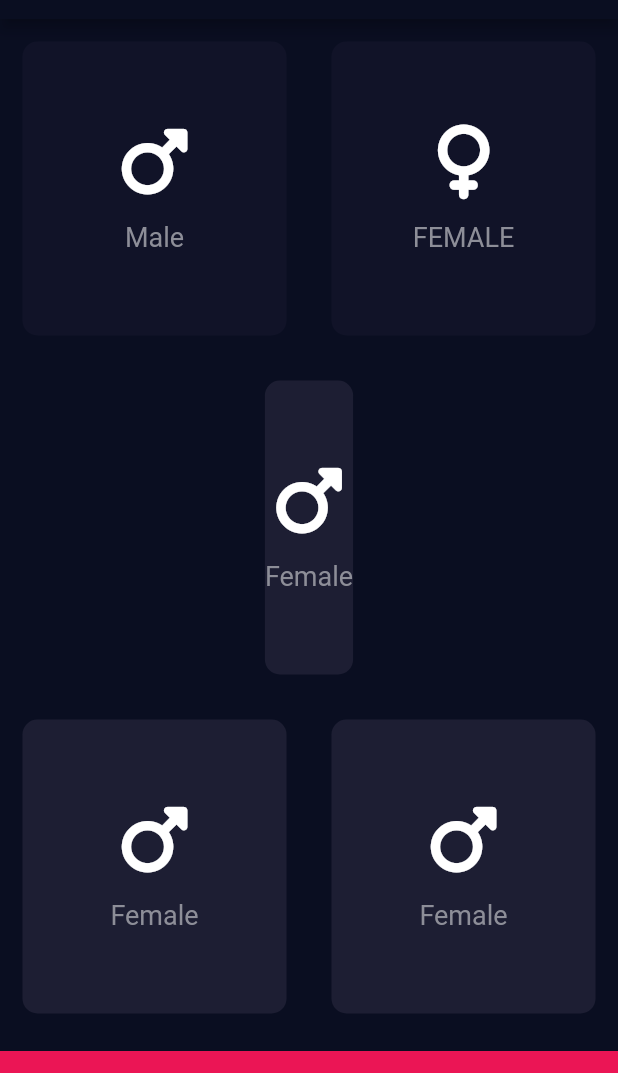
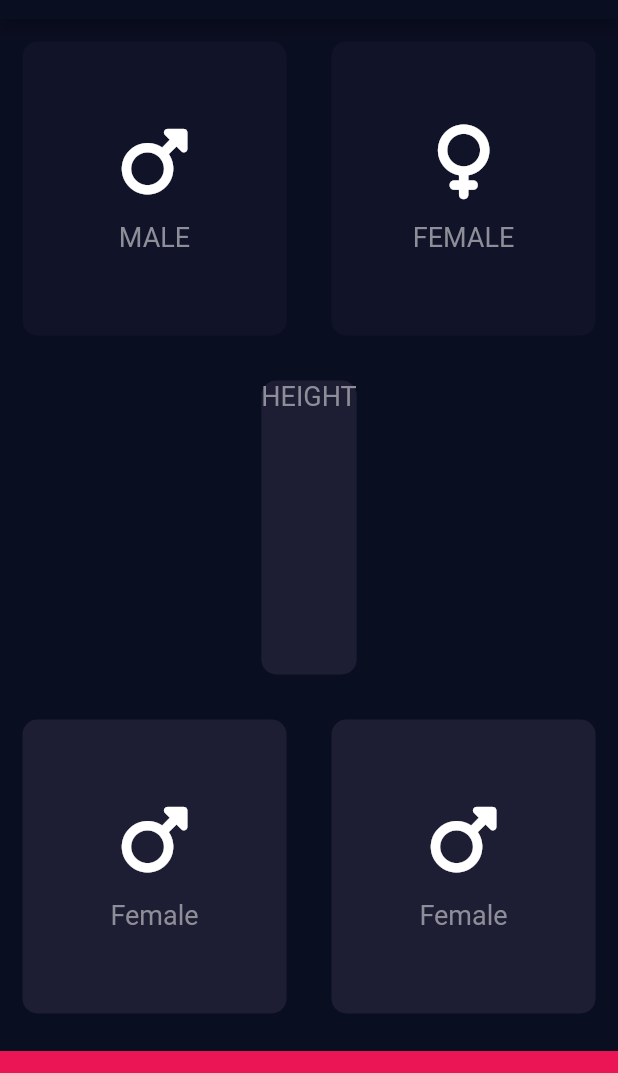
Before and after one commit to Okashe/bmi_calculator, a Flutter app: the screen it shows after launch, on a phone screen of 412 x 824 dp, the part 65-1138 px from its top. Run offline on Flutter 3.47's test engine with Material 2 defaults, Android fonts, the phone set to English and light mode, and no system bars; our stand-ins replace font_awesome_flutter.

Commit message:
constants refactored

```diff
--- /dev/null
+++ b/lib/constants.dart
@@ -0,0 +1,11 @@
+import 'package:flutter/material.dart';
+
+const kBottomContainerHeight = 80.0;
+const kActiveCardColor = Color(0xff1d1e33);
+const kInactiveCardColor = Color(0xff111328);
+const kBottomContainerColor = Color(0xffeb1555);
+
+const kLabelTextStyle = TextStyle(
+  fontSize: 18.0,
+  color: Color(0xff8d8e98),
+);
--- a/lib/input_page.dart
+++ b/lib/input_page.dart
@@ -2,11 +2,7 @@ import 'package:flutter/material.dart';
 import 'reusable_card.dart';
 import 'package:font_awesome_flutter/font_awesome_flutter.dart';
 import 'reusable_card_content.dart';
-
-const kBottomContainerHeight = 80.0;
-const kActiveCardColor = Color(0xff1d1e33);
-const kInactiveCardColor = Color(0xff111328);
-const kBottomContainerColor = Color(0xffeb1555);
+import 'constants.dart';
 
 enum Gender {
   male,
@@ -50,7 +46,7 @@ class _InputPageState extends State<InputPage> {
                         : kInactiveCardColor,
                     cardChild: const ReusableCardContent(
                       cardIcon: FontAwesomeIcons.mars,
-                      label: 'Male',
+                      label: 'MALE',
                     ),
                   ),
                 ),
@@ -75,13 +71,15 @@ class _InputPageState extends State<InputPage> {
           ),
           Expanded(
             child: ReusableCard(
-              onPress: () {},
-              colour: kActiveCardColor,
-              cardChild: const ReusableCardContent(
-                cardIcon: FontAwesomeIcons.mars,
-                label: 'Female',
-              ),
-            ),
+                colour: kActiveCardColor,
+                cardChild: Column(
+                  children: const <Widget>[
+                    Text(
+                      'HEIGHT',
+                      style: kLabelTextStyle,
+                    ),
+                  ],
+                )),
           ),
           Expanded(
             child: Row(
--- a/lib/reusable_card.dart
+++ b/lib/reusable_card.dart
@@ -5,12 +5,12 @@ class ReusableCard extends StatelessWidget {
     super.key,
     required this.colour,
     required this.cardChild,
-    required this.onPress,
+    this.onPress,
   });
 
   final Color colour;
   final Widget cardChild;
-  final Function() onPress;
+  final Function()? onPress;
 
   @override
   Widget build(BuildContext context) {
```
